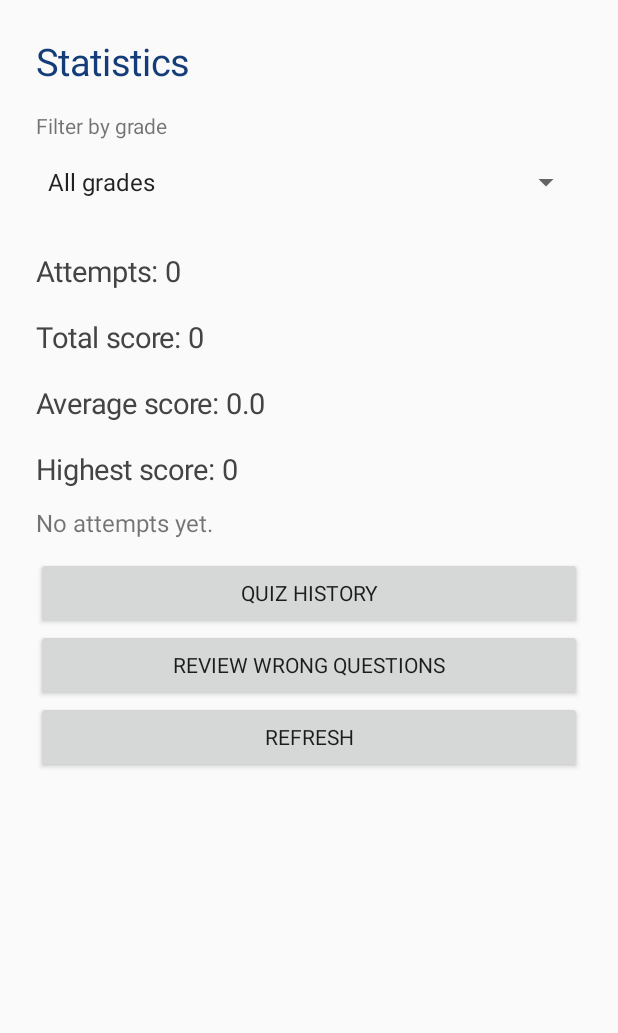
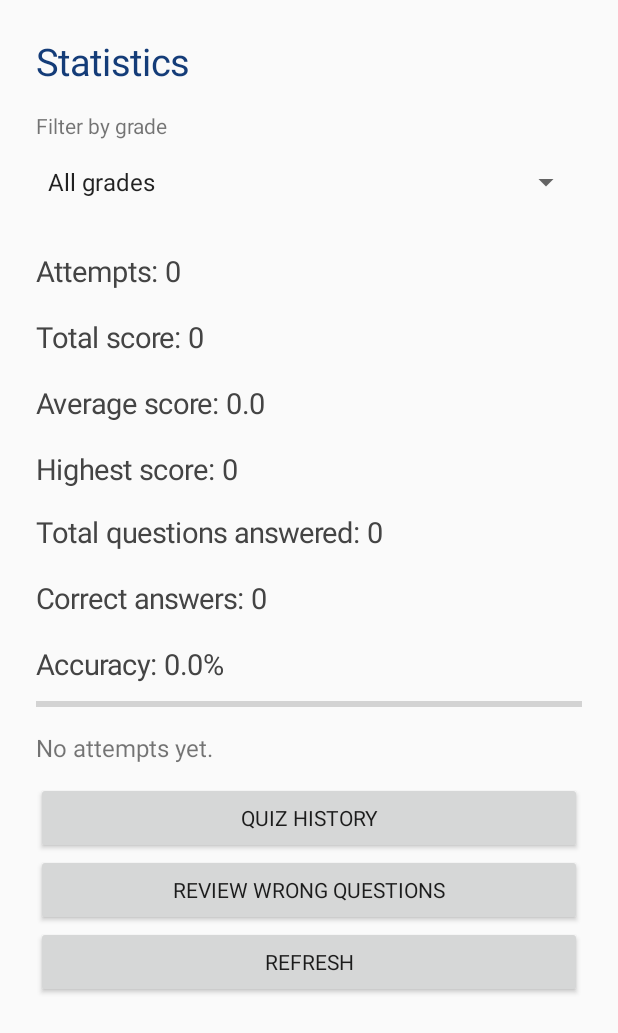
Before and after one commit to vietanhngo220-beep/bilingual-quiz-app, an Android app: the StatisticsActivity screen opened directly, with no data from a screen before it, on a phone screen of 412 x 824 dp. Shown: the top 1033 px of the screen. Run offline under Robolectric (Android 15) with nearby library versions, the phone set to English and light mode, and no system bars.

Commit message:
Add answer accuracy statistics and progress indicator

```diff
--- a/app/src/main/java/com/vietanh/bilingualquiz/data/QuizDbHelper.java
+++ b/app/src/main/java/com/vietanh/bilingualquiz/data/QuizDbHelper.java
@@ -74,14 +74,15 @@ public class QuizDbHelper extends SQLiteOpenHelper {
         return getInt("SELECT COALESCE(MAX(score), 0) FROM attempts");
     }
 
-    /** One consistent summary: count, total score, average score, highest score. */
+    /** Summary columns: count, total score, average score, highest score, total questions. */
     public android.database.Cursor getStatistics(int grade) {
         if (grade < 0 || grade > 12) {
             throw new IllegalArgumentException("Grade must be 0 or between 1 and 12");
         }
         return getReadableDatabase().rawQuery(
                 "SELECT COUNT(*), COALESCE(SUM(score), 0), " +
-                "COALESCE(AVG(CAST(score AS REAL)), 0), COALESCE(MAX(score), 0) " +
+                "COALESCE(AVG(CAST(score AS REAL)), 0), COALESCE(MAX(score), 0), " +
+                "COALESCE(SUM(total), 0) " +
                 "FROM attempts" + (grade == 0 ? "" : " WHERE grade = ?"),
                 grade == 0 ? null : new String[]{String.valueOf(grade)});
     }
--- a/app/src/main/java/com/vietanh/bilingualquiz/ui/StatisticsActivity.java
+++ b/app/src/main/java/com/vietanh/bilingualquiz/ui/StatisticsActivity.java
@@ -12,6 +12,7 @@ import android.widget.Button;
 import android.widget.LinearLayout;
 import android.widget.TextView;
 import android.widget.ScrollView;
+import android.widget.ProgressBar;
 import com.vietanh.bilingualquiz.data.QuizDbHelper;
 import com.vietanh.bilingualquiz.LanguageSettings;
 
@@ -21,6 +22,8 @@ public class StatisticsActivity extends Activity {
     private int selectedGrade;
     private TextView summary;
     private TextView empty;
+    private TextView accuracySummary;
+    private ProgressBar accuracyProgress;
 
     @Override
     protected void onCreate(Bundle savedInstanceState) {
@@ -71,6 +74,18 @@ public class StatisticsActivity extends Activity {
         summary.setTextSize(19);
         summary.setTextColor(Color.DKGRAY);
         screen.addView(summary);
+
+        accuracySummary = new TextView(this);
+        accuracySummary.setTextSize(19);
+        accuracySummary.setTextColor(Color.DKGRAY);
+        accuracySummary.setPadding(0, dp(16), 0, dp(8));
+        screen.addView(accuracySummary);
+
+        accuracyProgress = new ProgressBar(this, null, android.R.attr.progressBarStyleHorizontal);
+        accuracyProgress.setMax(1000);
+        screen.addView(accuracyProgress, new LinearLayout.LayoutParams(
+                LinearLayout.LayoutParams.MATCH_PARENT, dp(12)));
+
         empty = new TextView(this);
         empty.setTextSize(16);
         empty.setPadding(0, dp(12), 0, dp(12));
@@ -122,6 +137,20 @@ public class StatisticsActivity extends Activity {
         QuizDbHelper database = new QuizDbHelper(this);
         try (Cursor result = database.getStatistics(selectedGrade)) {
             if (result.moveToFirst()) {
+                long correct = result.getLong(1);
+                long total = result.getLong(4);
+                double accuracy = total > 0 ? 100.0 * correct / total : 0.0;
+                String accuracyText = format(accuracy) + "%";
+                accuracySummary.setText(vi
+                        ? "Tổng số câu đã trả lời: " + total
+                                + "\n\nSố câu đúng: " + correct
+                                + "\n\nTỉ lệ trả lời đúng: " + accuracyText
+                        : "Total questions answered: " + total
+                                + "\n\nCorrect answers: " + correct
+                                + "\n\nAccuracy: " + accuracyText);
+                accuracyProgress.setProgress((int) Math.round(accuracy * 10));
+                accuracyProgress.setContentDescription((vi ? "Tỉ lệ trả lời đúng: " : "Accuracy: ")
+                        + accuracyText);
                 summary.setText(vi ? "\nSố bài đã làm: " + result.getInt(0)
                         + "\n\nTổng điểm: " + result.getInt(1)
                         + "\n\nĐiểm trung bình: " + format(result.getDouble(2))
```
